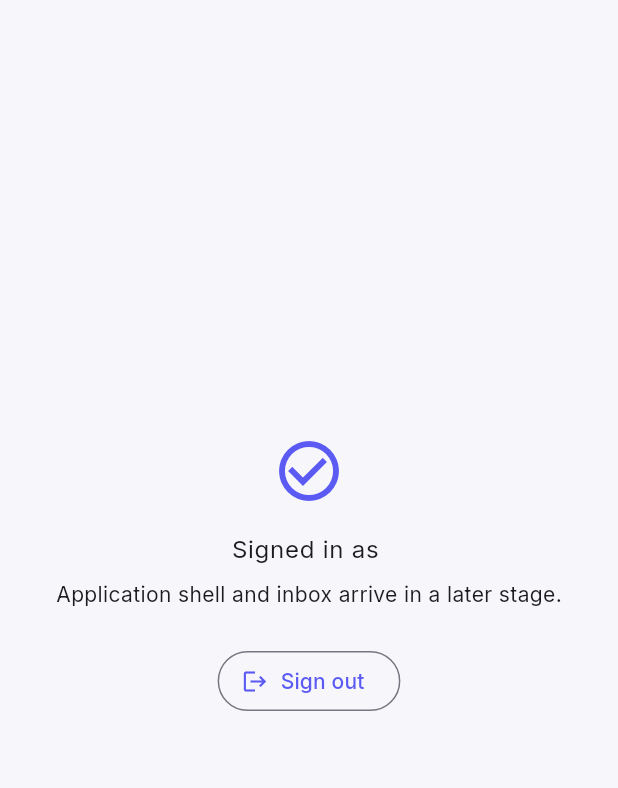
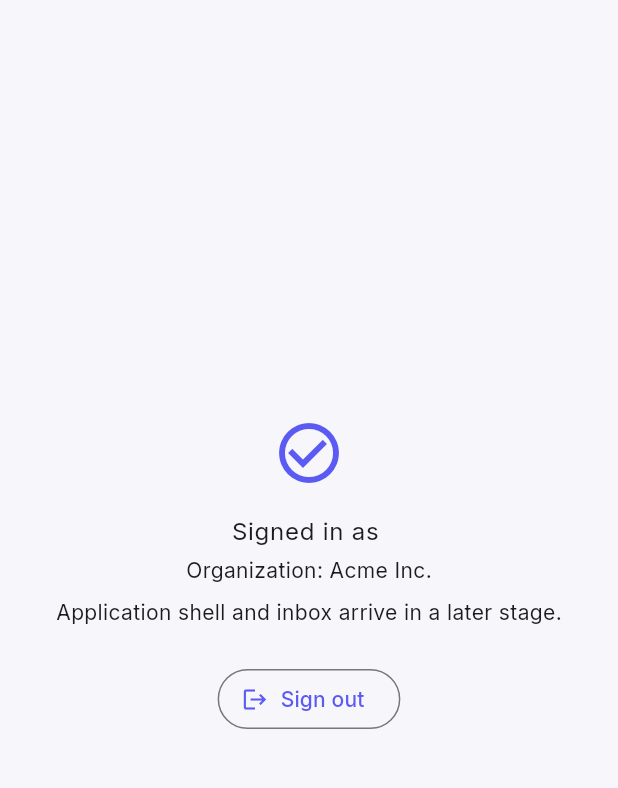
Before and after one commit to SualpSametKaya17/socibot, a Flutter app: the screen it shows once a user with an empty profile is signed in, on a phone screen of 412 x 824 dp, the part 84-872 px from its top. Run offline on Flutter 3.47's test engine with Material 3 defaults, Android fonts, the phone set to English and light mode, and no system bars; our stand-ins replace flutter_riverpod, freezed_annotation, go_router, google_fonts, supabase_flutter; accounts and stored records are empty; statements that could not run were skipped.

Commit message:
AŞAMA 2: Organization (multi-tenant domain modeli)
- features/organization: Organization ve OrganizationMember Freezed
  modelleri, OrganizationRole enum (owner/admin/member)
- OrganizationRepository arayüzü + MockOrganizationRepository
  (organizations/organization_members tabloları AŞAMA 4'te oluşacak;
  gerçek Supabase repository AŞAMA 7'de bu mock'un yerini alacak)
- currentOrganizationProvider (AsyncNotifier): oturum açan kullanıcının
  aktif organization'ını tutuyor
- /home placeholder, aktif organization adını gösterecek şekilde
  güncellendi (session + organization context uçtan uca doğrulanıyor)
- RLS stratejisi OrganizationRepository üzerinde doküman olarak
  belirlendi: her tabloda organization_id + is_org_member() helper
  function ile policy (SQL uygulaması AŞAMA 4'te)
- json_annotation ^4.12.0'a sabitlendi (json_serializable uyumsuzluk
  uyarısını gidermek için)
- flutter analyze: 0 hata/uyarı, testler geçti, web build başarılı

Henüz: gerçek Supabase organizations tablosu, organization switcher UI,
davet akışı yok (AŞAMA 4+).

```diff
--- a/lib/app/router/app_router.dart
+++ b/lib/app/router/app_router.dart
@@ -8,6 +8,7 @@ import '../../core/services/supabase/supabase_providers.dart';
 import '../../features/auth/domain/auth_providers.dart';
 import '../../features/auth/presentation/login_screen.dart';
 import '../../features/auth/presentation/register_screen.dart';
+import '../../features/organization/domain/organization_providers.dart';
 import 'go_router_refresh_stream.dart';
 
 /// Root GoRouter configuration.
@@ -79,6 +80,7 @@ class _HomePlaceholderScreen extends ConsumerWidget {
   @override
   Widget build(BuildContext context, WidgetRef ref) {
     final email = ref.watch(authRepositoryProvider).currentUser?.email;
+    final organization = ref.watch(currentOrganizationProvider);
 
     return Scaffold(
       appBar: AppBar(title: const Text('Socibot')),
@@ -95,6 +97,25 @@ class _HomePlaceholderScreen extends ConsumerWidget {
             Text(
               'Signed in as ${email ?? 'unknown user'}',
               style: Theme.of(context).textTheme.bodyLarge,
+            ),
+            const SizedBox(height: 4),
+            organization.when(
+              data: (org) => Text(
+                'Organization: ${org?.name ?? 'none'}',
+                style: Theme.of(context).textTheme.bodyMedium,
+              ),
+              loading: () => const Padding(
+                padding: EdgeInsets.symmetric(vertical: 4),
+                child: SizedBox(
+                  height: 16,
+                  width: 16,
+                  child: CircularProgressIndicator(strokeWidth: 2),
+                ),
+              ),
+              error: (error, stackTrace) => Text(
+                'Could not load organization',
+                style: TextStyle(color: Theme.of(context).colorScheme.error),
+              ),
             ),
             const SizedBox(height: 8),
             Text(
--- /dev/null
+++ b/lib/features/organization/domain/organization.dart
@@ -0,0 +1,20 @@
+import 'package:freezed_annotation/freezed_annotation.dart';
+
+part 'organization.freezed.dart';
+part 'organization.g.dart';
+
+/// A B2B customer account (tenant). All conversations, contacts, channels,
+/// and members are scoped to exactly one organization; a user can belong to
+/// more than one.
+@freezed
+sealed class Organization with _$Organization {
+  const factory Organization({
+    required String id,
+    required String name,
+    required String slug,
+    required DateTime createdAt,
+  }) = _Organization;
+
+  factory Organization.fromJson(Map<String, dynamic> json) =>
+      _$OrganizationFromJson(json);
+}
--- /dev/null
+++ b/lib/features/organization/domain/organization_providers.dart
@@ -0,0 +1,29 @@
+import 'dart:async';
+
+import 'package:flutter_riverpod/flutter_riverpod.dart';
+
+import '../data/organization_repository.dart';
+import 'organization.dart';
+
+final organizationRepositoryProvider = Provider<OrganizationRepository>((ref) {
+  return MockOrganizationRepository();
+});
+
+/// The organization the signed-in user is currently working in.
+///
+/// Picks the user's first organization for now — an organization switcher
+/// (for users in more than one) is a later-stage UI concern, not a data
+/// layer one.
+class CurrentOrganizationController extends AsyncNotifier<Organization?> {
+  @override
+  FutureOr<Organization?> build() async {
+    final organizations =
+        await ref.watch(organizationRepositoryProvider).fetchMyOrganizations();
+    return organizations.isEmpty ? null : organizations.first;
+  }
+}
+
+final currentOrganizationProvider =
+    AsyncNotifierProvider<CurrentOrganizationController, Organization?>(
+  CurrentOrganizationController.new,
+);
--- a/pubspec.yaml
+++ b/pubspec.yaml
@@ -49,7 +49,7 @@ dependencies:
 
   # Models
   freezed_annotation: ^3.1.0
-  json_annotation: ^4.9.0
+  json_annotation: ^4.12.0
 
   # UI
   google_fonts: ^6.3.2
```
Also changed, not shown: lib/features/organization/data/organization_repository.dart (added, +52 -0 lines), lib/features/organization/domain/organization_member.dart (added, +25 -0 lines), lib/features/organization/domain/organization_role.dart (added, +14 -0 lines), lib/features/organization/domain/organization.freezed.dart (added), lib/features/organization/domain/organization.g.dart (added), lib/features/organization/domain/organization_member.freezed.dart (added), lib/features/organization/domain/organization_member.g.dart (added), 1 other file.
